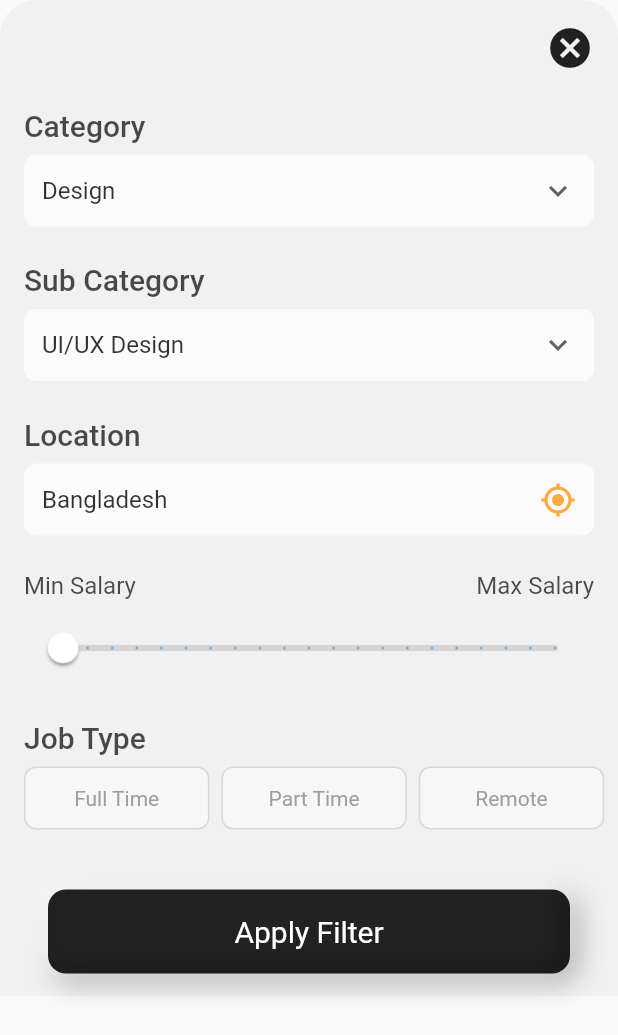
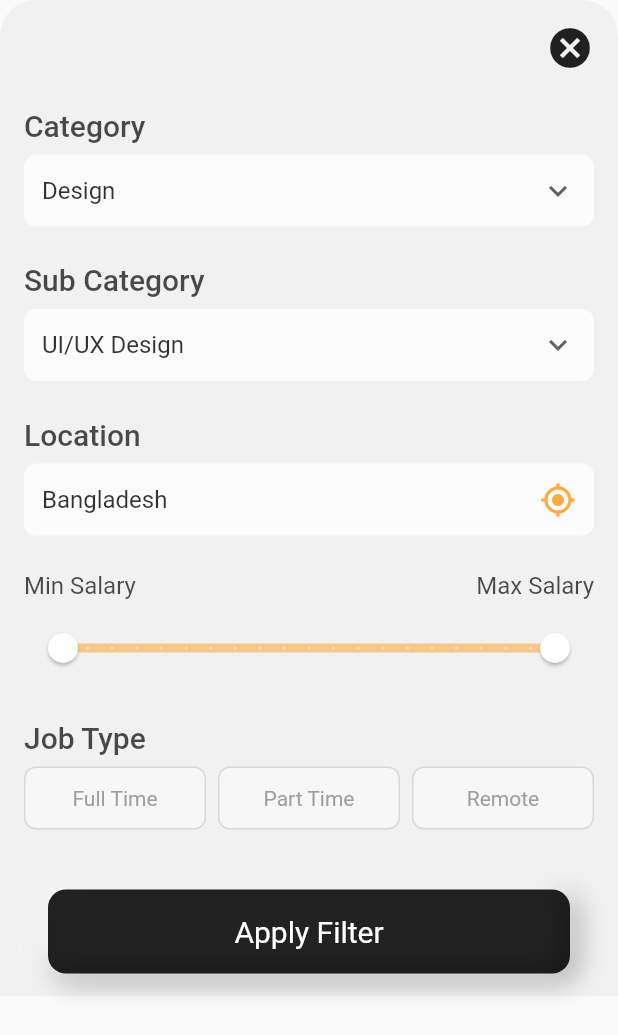
Before and after one commit to shakiz/job_finder_app, a Flutter app: the BottomSheetView widget shown alone on an empty page, opened directly, on a phone screen of 412 x 824 dp. Shown: the top 1035 px of the screen. Run offline on Flutter 3.47's test engine with Material 2 defaults, Android fonts, the phone set to English and light mode, and no system bars.

Commit message:
filter fixed

```diff
--- a/lib/pages/bottom_sheet_view.dart
+++ b/lib/pages/bottom_sheet_view.dart
@@ -15,8 +15,8 @@ class _BottomSheetViewState extends State<BottomSheetView> {
       dropDownValueSubCategory = 'UI/UX Design',
       dropDownValueLocation = 'Bangladesh';
   bool isFullTime = false, isPartTime = false, isRemote = false;
-  RangeValues _rangeValues = RangeValues(1, 9);
   double minSalary = 10, maxSalary = 100;
+  RangeValues _rangeValues = RangeValues(10, 100);
 
   @override
   void didChangeDependencies() {
@@ -26,7 +26,7 @@ class _BottomSheetViewState extends State<BottomSheetView> {
   @override
   Widget build(BuildContext context) {
     RangeLabels _rangeLabels = RangeLabels(
-        _rangeValues.start.toString(), (_rangeValues.end).toString());
+        _rangeValues.start.toString(), _rangeValues.end.toString());
 
     return SingleChildScrollView(
       child: Container(
@@ -233,6 +233,7 @@ class _BottomSheetViewState extends State<BottomSheetView> {
               ),
               child: RangeSlider(
                 values: _rangeValues,
+                labels: _rangeLabels,
                 min: minSalary,
                 max: maxSalary,
                 divisions: 20,
@@ -257,9 +258,10 @@ class _BottomSheetViewState extends State<BottomSheetView> {
               height: 8,
             ),
             Row(
-              mainAxisAlignment: MainAxisAlignment.spaceBetween,
-              children: [
-                InkWell(
+              children: <Widget>[
+                Expanded(
+                  flex: 1,
+                  child: InkWell(
                     onTap: () async {
                       setState(() {
                         isFullTime = !isFullTime;
@@ -268,7 +270,7 @@ class _BottomSheetViewState extends State<BottomSheetView> {
                     child: Container(
                       height: 42,
                       alignment: Alignment.center,
-                    width: MediaQuery.of(context).size.width * 0.3,
+                      width: MediaQuery.of(context).size.width * 3,
                       decoration: BoxDecoration(
                           borderRadius: BorderRadius.circular(8),
                           color: isFullTime
@@ -287,10 +289,13 @@ class _BottomSheetViewState extends State<BottomSheetView> {
                       ),
                     ),
                   ),
+                ),
                 const SizedBox(
                   width: 8,
                 ),
-                InkWell(
+                Expanded(
+                  flex: 1,
+                  child: InkWell(
                     onTap: () async {
                       setState(() {
                         isPartTime = !isPartTime;
@@ -299,7 +304,7 @@ class _BottomSheetViewState extends State<BottomSheetView> {
                     child: Container(
                       height: 42,
                       alignment: Alignment.center,
-                    width: MediaQuery.of(context).size.width * 0.3,
+                      width: MediaQuery.of(context).size.width * 3,
                       decoration: BoxDecoration(
                           borderRadius: BorderRadius.circular(8),
                           color: isPartTime
@@ -309,8 +314,7 @@ class _BottomSheetViewState extends State<BottomSheetView> {
                               ? Border.all(color: Colors.transparent)
                               : Border.all(color: Colors.black12)),
                       padding: const EdgeInsets.only(
-                        top: 8, bottom: 8, left: 12, right: 12),
-                    child: Text(
+                          top: 8, bottom: 8, left: 12, right: 12),child: Text(
                       "Part Time",
                       style: TextStyle(
                         color: isPartTime ? Colors.black87 : Colors.grey,
@@ -318,10 +322,13 @@ class _BottomSheetViewState extends State<BottomSheetView> {
                     ),
                     ),
                   ),
+                ),
                 const SizedBox(
                   width: 8,
                 ),
-                InkWell(
+                Expanded(
+                  flex: 1,
+                  child: InkWell(
                     onTap: () async {
                       setState(() {
                         isRemote = !isRemote;
@@ -330,7 +337,7 @@ class _BottomSheetViewState extends State<BottomSheetView> {
                     child: Container(
                       height: 42,
                       alignment: Alignment.center,
-                    width: MediaQuery.of(context).size.width * 0.3,
+                      width: MediaQuery.of(context).size.width * 3,
                       decoration: BoxDecoration(
                           borderRadius: BorderRadius.circular(8),
                           color: isRemote
@@ -340,11 +347,11 @@ class _BottomSheetViewState extends State<BottomSheetView> {
                               ? Border.all(color: Colors.transparent)
                               : Border.all(color: Colors.black12)),
                       padding: const EdgeInsets.only(
-                        top: 8, bottom: 8, left: 12, right: 12),
-                    child: Text(
+                          top: 8, bottom: 8, left: 12, right: 12),child: Text(
                       "Remote",
                       style: TextStyle(
                         color: isRemote ? Colors.black87 : Colors.grey,
+                      ),
                     ),
                     ),
                   ),
```
Lines whose indentation alone changed are shown as unchanged.
